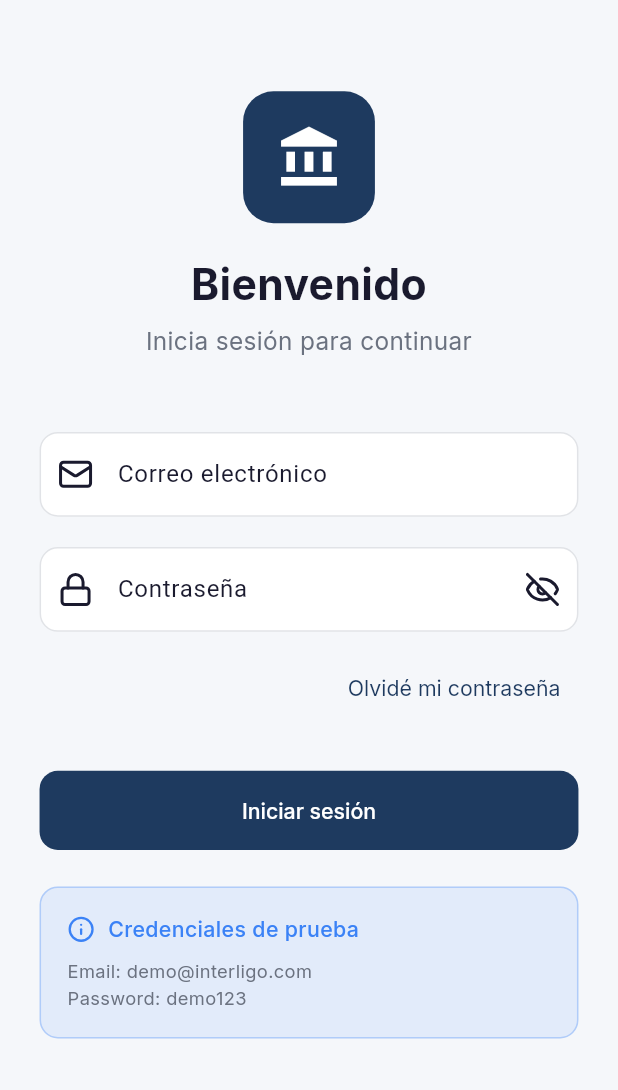
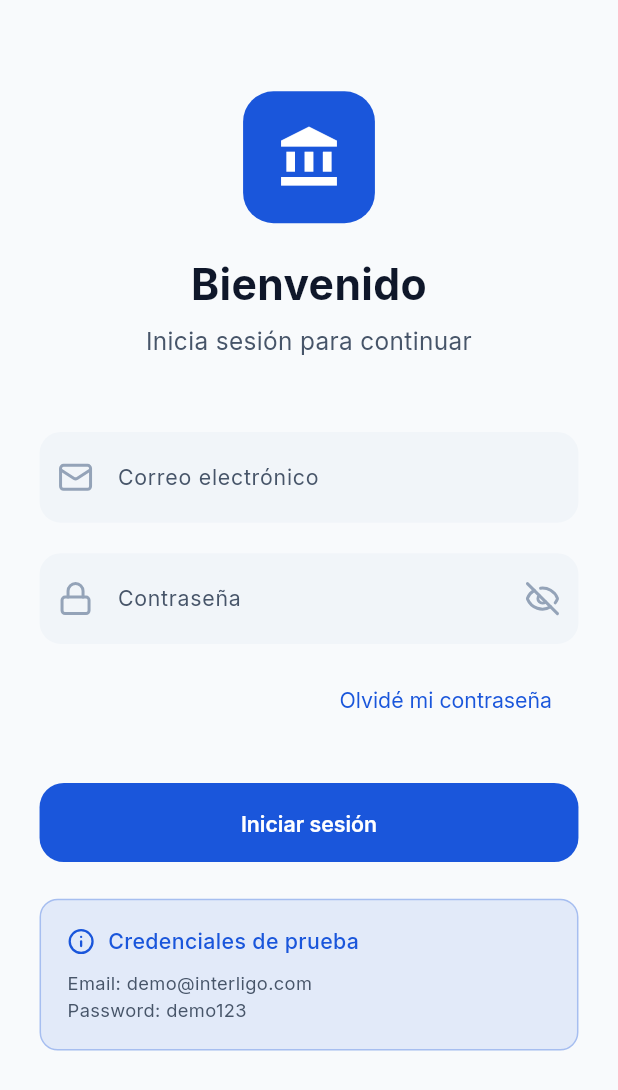
Before and after one commit to Coboy16/interligo, a Flutter app: the screen it shows after launch, on a phone screen of 412 x 824 dp. Shown: the top 1090 px of the screen. Run offline on Flutter 3.47's test engine with Material 3 defaults, Android fonts, the light colour scheme and no system bars; drawn by our look-alikes of flutter_form_builder; our stand-ins replace connectivity_plus, dartz, dio, drift, equatable, flutter_bloc and 9 more; accounts and stored records are empty; generated files the repository leaves out were written again.

Commit message:
feat(core-theme): update app colors and theme

```diff
--- a/lib/core/theme/app_colors.dart
+++ b/lib/core/theme/app_colors.dart
@@ -3,41 +3,69 @@ import 'package:flutter/material.dart';
 class AppColors {
   AppColors._();
 
-  // Primary
-  static const Color primary = Color(0xFF1E3A5F);
-  static const Color primaryLight = Color(0xFF4A6FA5);
-  static const Color primaryDark = Color(0xFF0D1F33);
+  // Primary - Azul sólido profesional (inspira confianza)
+  static const Color primary = Color(0xFF1A56DB);
+  static const Color primaryLight = Color(0xFF3B82F6);
+  static const Color primaryDark = Color(0xFF1E3A8A);
+  static const Color primarySoft = Color(0xFFEFF6FF);
 
-  // Secondary
-  static const Color secondary = Color(0xFF00C9A7);
-  static const Color secondaryLight = Color(0xFF5EEAD4);
-  static const Color secondaryDark = Color(0xFF00A080);
+  // Secondary - Azul oscuro elegante
+  static const Color secondary = Color(0xFF1E293B);
+  static const Color secondaryLight = Color(0xFF334155);
+  static const Color secondaryDark = Color(0xFF0F172A);
 
-  // Neutral
-  static const Color background = Color(0xFFF5F7FA);
+  // Accent - Verde profesional para éxito
+  static const Color accent = Color(0xFF059669);
+  static const Color accentLight = Color(0xFF10B981);
+
+  // Neutral - Tonos grises y blancos (clean & minimal)
+  static const Color background = Color(0xFFF8FAFC);
   static const Color surface = Color(0xFFFFFFFF);
-  static const Color textPrimary = Color(0xFF1A1A2E);
-  static const Color textSecondary = Color(0xFF6B7280);
-  static const Color textTertiary = Color(0xFF9CA3AF);
+  static const Color surfaceVariant = Color(0xFFF1F5F9);
+  static const Color textPrimary = Color(0xFF0F172A);
+  static const Color textSecondary = Color(0xFF475569);
+  static const Color textTertiary = Color(0xFF94A3B8);
 
   // Semantic
-  static const Color success = Color(0xFF10B981);
-  static const Color warning = Color(0xFFF59E0B);
-  static const Color error = Color(0xFFEF4444);
-  static const Color info = Color(0xFF3B82F6);
+  static const Color success = Color(0xFF059669);
+  static const Color warning = Color(0xFFD97706);
+  static const Color error = Color(0xFFDC2626);
+  static const Color info = Color(0xFF1A56DB);
 
-  // Card specific
-  static const Color cardFrozen = Color(0xFF94A3B8);
-  static const Color cardActive = Color(0xFF1E3A5F);
+  // Card specific - colores sólidos para tarjetas
+  static const Color cardFrozen = Color(0xFF64748B);
+  static const Color cardActive = Color(0xFF1A56DB);
+  static const Color cardVisa = Color(0xFF1A1F71);
+  static const Color cardMastercard = Color(0xFF0A0A0A);
 
   // Transactions
-  static const Color income = Color(0xFF10B981);
-  static const Color expense = Color(0xFFEF4444);
+  static const Color income = Color(0xFF059669);
+  static const Color expense = Color(0xFFDC2626);
 
-  // Dividers
-  static const Color divider = Color(0xFFE5E7EB);
+  // Dividers & Borders
+  static const Color divider = Color(0xFFE2E8F0);
+  static const Color border = Color(0xFFCBD5E1);
 
   // Shimmer
-  static const Color shimmerBase = Color(0xFFE0E0E0);
-  static const Color shimmerHighlight = Color(0xFFF5F5F5);
+  static const Color shimmerBase = Color(0xFFE2E8F0);
+  static const Color shimmerHighlight = Color(0xFFF8FAFC);
+
+  // Legacy gradient support (minimizar uso)
+  static const LinearGradient primaryGradient = LinearGradient(
+    begin: Alignment.topLeft,
+    end: Alignment.bottomRight,
+    colors: [Color(0xFF1A56DB), Color(0xFF1A56DB)],
+  );
+
+  static const LinearGradient splashGradient = LinearGradient(
+    begin: Alignment.topCenter,
+    end: Alignment.bottomCenter,
+    colors: [Color(0xFF1A56DB), Color(0xFF1E3A8A)],
+  );
+
+  static const LinearGradient cardGradient = LinearGradient(
+    begin: Alignment.topLeft,
+    end: Alignment.bottomRight,
+    colors: [Color(0xFF1A56DB), Color(0xFF1A56DB)],
+  );
 }
--- a/lib/core/theme/app_theme.dart
+++ b/lib/core/theme/app_theme.dart
@@ -23,101 +23,143 @@ class AppTheme {
       onError: Colors.white,
     ),
     appBarTheme: AppBarTheme(
-      backgroundColor: AppColors.surface,
+      backgroundColor: AppColors.background,
       elevation: 0,
-      centerTitle: true,
+      centerTitle: false,
       scrolledUnderElevation: 0,
-      iconTheme: const IconThemeData(color: AppColors.primary),
+      iconTheme: IconThemeData(color: AppColors.textPrimary, size: 22.sp),
       titleTextStyle: AppTypography.titleLarge.copyWith(
         color: AppColors.textPrimary,
+        fontWeight: FontWeight.w600,
       ),
     ),
     cardTheme: CardThemeData(
       color: AppColors.surface,
-      elevation: 2,
-      shadowColor: Colors.black.withValues(alpha: 0.08),
-      shape: RoundedRectangleBorder(borderRadius: BorderRadius.circular(16.r)),
+      elevation: 0,
+      shadowColor: Colors.black.withValues(alpha: 0.04),
+      shape: RoundedRectangleBorder(borderRadius: BorderRadius.circular(20.r)),
+      margin: EdgeInsets.zero,
     ),
     elevatedButtonTheme: ElevatedButtonThemeData(
       style: ElevatedButton.styleFrom(
         backgroundColor: AppColors.primary,
         foregroundColor: Colors.white,
-        minimumSize: Size(double.infinity, 52.h),
+        minimumSize: Size(double.infinity, 56.h),
         shape: RoundedRectangleBorder(
-          borderRadius: BorderRadius.circular(12.r),
+          borderRadius: BorderRadius.circular(16.r),
         ),
-        textStyle: AppTypography.labelLarge,
+        textStyle: AppTypography.labelLarge.copyWith(fontWeight: FontWeight.w600),
         elevation: 0,
+        padding: EdgeInsets.symmetric(horizontal: 24.w, vertical: 16.h),
       ),
     ),
     outlinedButtonTheme: OutlinedButtonThemeData(
       style: OutlinedButton.styleFrom(
         foregroundColor: AppColors.primary,
-        minimumSize: Size(double.infinity, 52.h),
-        side: const BorderSide(color: AppColors.primary, width: 1.5),
+        minimumSize: Size(double.infinity, 56.h),
+        side: BorderSide(color: AppColors.border, width: 1.5),
         shape: RoundedRectangleBorder(
-          borderRadius: BorderRadius.circular(12.r),
+          borderRadius: BorderRadius.circular(16.r),
         ),
-        textStyle: AppTypography.labelLarge,
+        textStyle: AppTypography.labelLarge.copyWith(fontWeight: FontWeight.w600),
+        padding: EdgeInsets.symmetric(horizontal: 24.w, vertical: 16.h),
       ),
     ),
     textButtonTheme: TextButtonThemeData(
       style: TextButton.styleFrom(
         foregroundColor: AppColors.primary,
-        textStyle: AppTypography.labelLarge,
+        textStyle: AppTypography.labelLarge.copyWith(fontWeight: FontWeight.w500),
+        padding: EdgeInsets.symmetric(horizontal: 16.w, vertical: 8.h),
       ),
     ),
     inputDecorationTheme: InputDecorationTheme(
       filled: true,
-      fillColor: AppColors.surface,
-      contentPadding: EdgeInsets.symmetric(horizontal: 16.w, vertical: 16.h),
+      fillColor: AppColors.surfaceVariant,
+      contentPadding: EdgeInsets.symmetric(horizontal: 20.w, vertical: 18.h),
       border: OutlineInputBorder(
-        borderRadius: BorderRadius.circular(12.r),
-        borderSide: BorderSide(
-          color: AppColors.textTertiary.withValues(alpha: 0.3),
-        ),
+        borderRadius: BorderRadius.circular(14.r),
+        borderSide: BorderSide.none,
       ),
       enabledBorder: OutlineInputBorder(
-        borderRadius: BorderRadius.circular(12.r),
-        borderSide: BorderSide(
-          color: AppColors.textTertiary.withValues(alpha: 0.3),
-        ),
+        borderRadius: BorderRadius.circular(14.r),
+        borderSide: BorderSide.none,
       ),
       focusedBorder: OutlineInputBorder(
-        borderRadius: BorderRadius.circular(12.r),
-        borderSide: const BorderSide(color: AppColors.primary, width: 2),
+        borderRadius: BorderRadius.circular(14.r),
+        borderSide: BorderSide(color: AppColors.primary, width: 2),
       ),
       errorBorder: OutlineInputBorder(
-        borderRadius: BorderRadius.circular(12.r),
-        borderSide: const BorderSide(color: AppColors.error),
+        borderRadius: BorderRadius.circular(14.r),
+        borderSide: BorderSide(color: AppColors.error, width: 1.5),
       ),
       focusedErrorBorder: OutlineInputBorder(
-        borderRadius: BorderRadius.circular(12.r),
-        borderSide: const BorderSide(color: AppColors.error, width: 2),
+        borderRadius: BorderRadius.circular(14.r),
+        borderSide: BorderSide(color: AppColors.error, width: 2),
       ),
       hintStyle: AppTypography.bodyMedium.copyWith(
         color: AppColors.textTertiary,
       ),
+      labelStyle: AppTypography.bodyMedium.copyWith(
+        color: AppColors.textSecondary,
+      ),
+      floatingLabelStyle: AppTypography.bodySmall.copyWith(
+        color: AppColors.primary,
+        fontWeight: FontWeight.w500,
+      ),
       errorStyle: AppTypography.bodySmall.copyWith(color: AppColors.error),
+      prefixIconColor: AppColors.textTertiary,
+      suffixIconColor: AppColors.textTertiary,
     ),
     dividerTheme: const DividerThemeData(
       color: AppColors.divider,
       thickness: 1,
       space: 1,
     ),
-    bottomNavigationBarTheme: const BottomNavigationBarThemeData(
+    bottomNavigationBarTheme: BottomNavigationBarThemeData(
       backgroundColor: AppColors.surface,
       selectedItemColor: AppColors.primary,
       unselectedItemColor: AppColors.textTertiary,
       type: BottomNavigationBarType.fixed,
-      elevation: 8,
+      elevation: 0,
+      selectedLabelStyle: AppTypography.labelSmall.copyWith(fontWeight: FontWeight.w600),
+      unselectedLabelStyle: AppTypography.labelSmall,
     ),
     snackBarTheme: SnackBarThemeData(
       behavior: SnackBarBehavior.floating,
-      shape: RoundedRectangleBorder(borderRadius: BorderRadius.circular(8.r)),
+      backgroundColor: AppColors.secondary,
+      contentTextStyle: AppTypography.bodyMedium.copyWith(color: Colors.white),
+      shape: RoundedRectangleBorder(borderRadius: BorderRadius.circular(12.r)),
+      elevation: 4,
     ),
     dialogTheme: DialogThemeData(
+      backgroundColor: AppColors.surface,
+      shape: RoundedRectangleBorder(borderRadius: BorderRadius.circular(20.r)),
+      titleTextStyle: AppTypography.titleLarge.copyWith(
+        color: AppColors.textPrimary,
+        fontWeight: FontWeight.w600,
+      ),
+      contentTextStyle: AppTypography.bodyMedium.copyWith(
+        color: AppColors.textSecondary,
+      ),
+    ),
+    chipTheme: ChipThemeData(
+      backgroundColor: AppColors.primarySoft,
+      labelStyle: AppTypography.labelSmall.copyWith(
+        color: AppColors.primary,
+        fontWeight: FontWeight.w500,
+      ),
+      shape: RoundedRectangleBorder(borderRadius: BorderRadius.circular(8.r)),
+      side: BorderSide.none,
+    ),
+    progressIndicatorTheme: const ProgressIndicatorThemeData(
+      color: AppColors.primary,
+      linearTrackColor: AppColors.primarySoft,
+    ),
+    floatingActionButtonTheme: FloatingActionButtonThemeData(
+      backgroundColor: AppColors.primary,
+      foregroundColor: Colors.white,
       shape: RoundedRectangleBorder(borderRadius: BorderRadius.circular(16.r)),
+      elevation: 4,
     ),
   );
 }
```
